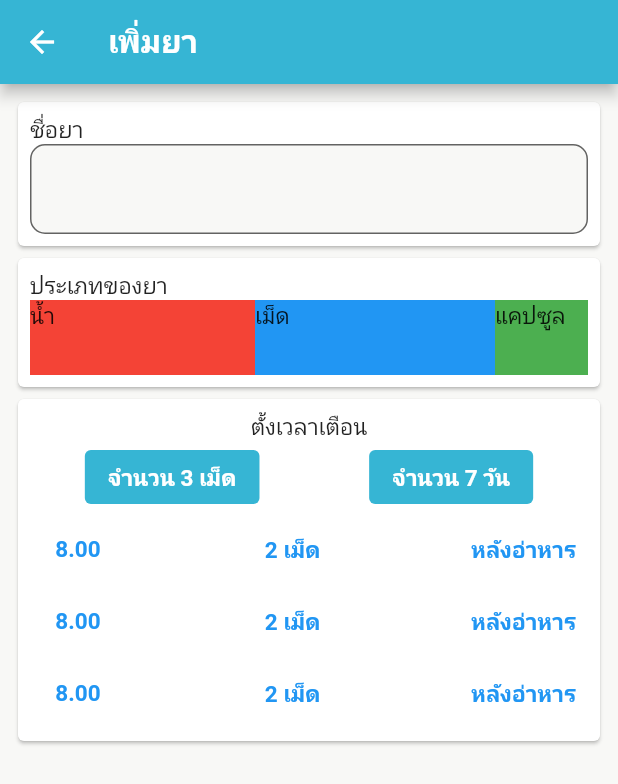
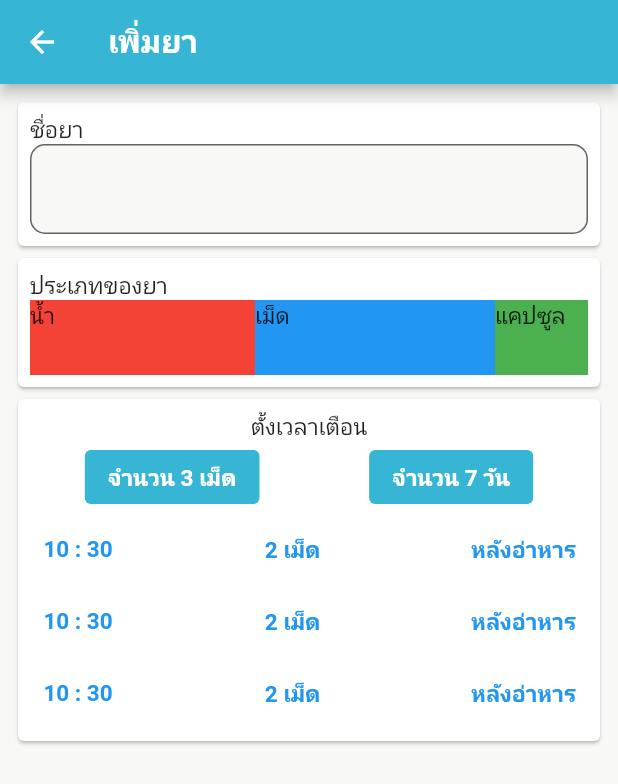
Before and after one commit to suprakron/pillreminder, a Flutter app: the AppPillPage screen opened directly, on a phone screen of 412 x 824 dp. Shown: the top 784 px of the screen. Run offline on Flutter 3.47's test engine with Material 2 defaults, Android fonts, the phone set to English and light mode, and no system bars; our stand-ins replace flutter_svg, flutter_time_picker_spinner, scroll_to_index, sqflite; accounts and stored records are empty.

Commit message:
[ADD] time of day select

```diff
--- a/lib/widgets/pill_time_set.dart
+++ b/lib/widgets/pill_time_set.dart
@@ -1,16 +1,54 @@
 import 'package:flutter/material.dart';
+import 'package:flutter_time_picker_spinner/flutter_time_picker_spinner.dart';
+import 'package:intl/intl.dart';
 
-class TimeSetPill extends StatelessWidget {
+class TimeSetPill extends StatefulWidget {
   const TimeSetPill({
     Key? key,
   }) : super(key: key);
+
+  @override
+  State<TimeSetPill> createState() => _TimeSetPillState();
+}
+
+class _TimeSetPillState extends State<TimeSetPill> {
+  String? time;
+  TimeOfDay now = TimeOfDay.now();
+  @override
+  void initState() {
+    time = "${now.hour} : ${now.minute}";
+    super.initState();
+  }
 
   @override
   Widget build(BuildContext context) {
     return Row(
       mainAxisAlignment: MainAxisAlignment.spaceBetween,
       children: [
-        TextButton(onPressed: () {}, child: Text('8.00')),
+        TextButton(
+            onPressed: () async {
+              TimeOfDay? pickedTime = await showTimePicker(
+                initialTime: TimeOfDay.now(),
+                context: context,
+                builder: (context, child) {
+                  return MediaQuery(
+                    data: MediaQuery.of(context)
+                        .copyWith(alwaysUse24HourFormat: true),
+                    child: child ?? Container(),
+                  );
+                },
+              );
+
+              if (pickedTime != null) {
+                setState(() {
+                  time = "${pickedTime.hour} : ${pickedTime.minute}";
+                });
+                print(pickedTime.hour);
+              } else {
+                print("Time is not selected");
+              }
+            },
+            child: Text(time!)),
         TextButton(onPressed: () {}, child: Text('2 เม็ด')),
         TextButton(onPressed: () {}, child: Text('หลังอ่าหาร')),
       ],
--- a/pubspec.yaml
+++ b/pubspec.yaml
@@ -44,6 +44,7 @@ dependencies:
   flutter_svg: ^1.1.6
   scroll_to_index: ^3.0.1
   sqflite: ^2.2.2
+  flutter_time_picker_spinner: ^2.0.0
 
 dev_dependencies:
   flutter_test:
```
Also changed, not shown: pubspec.lock.
